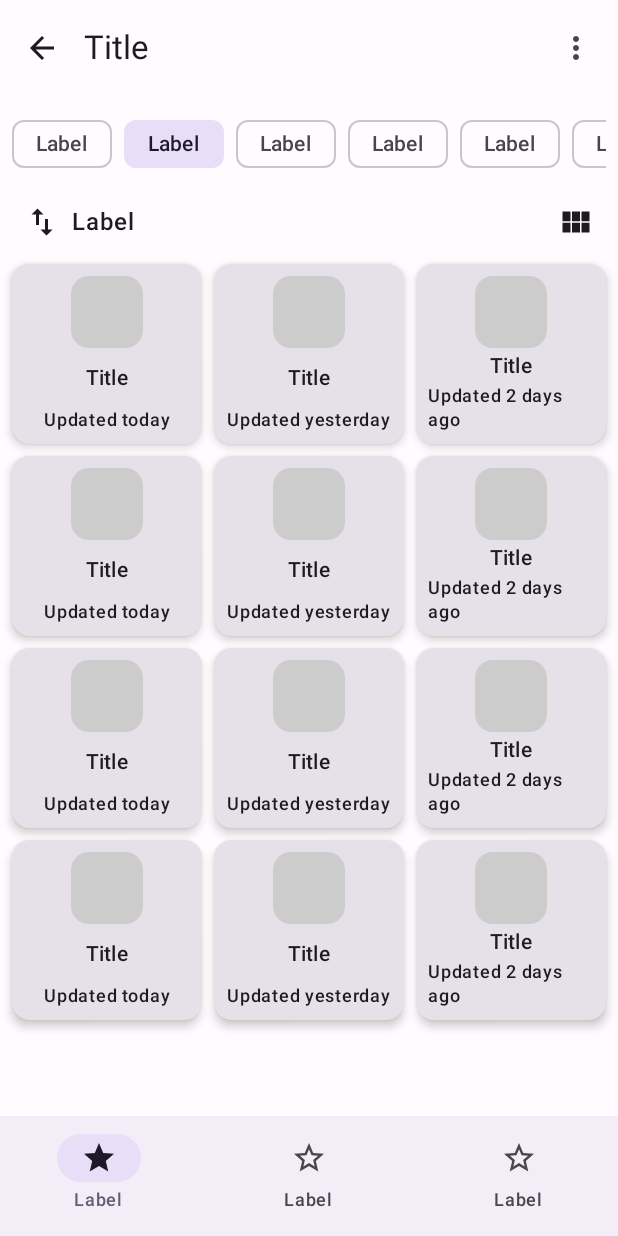
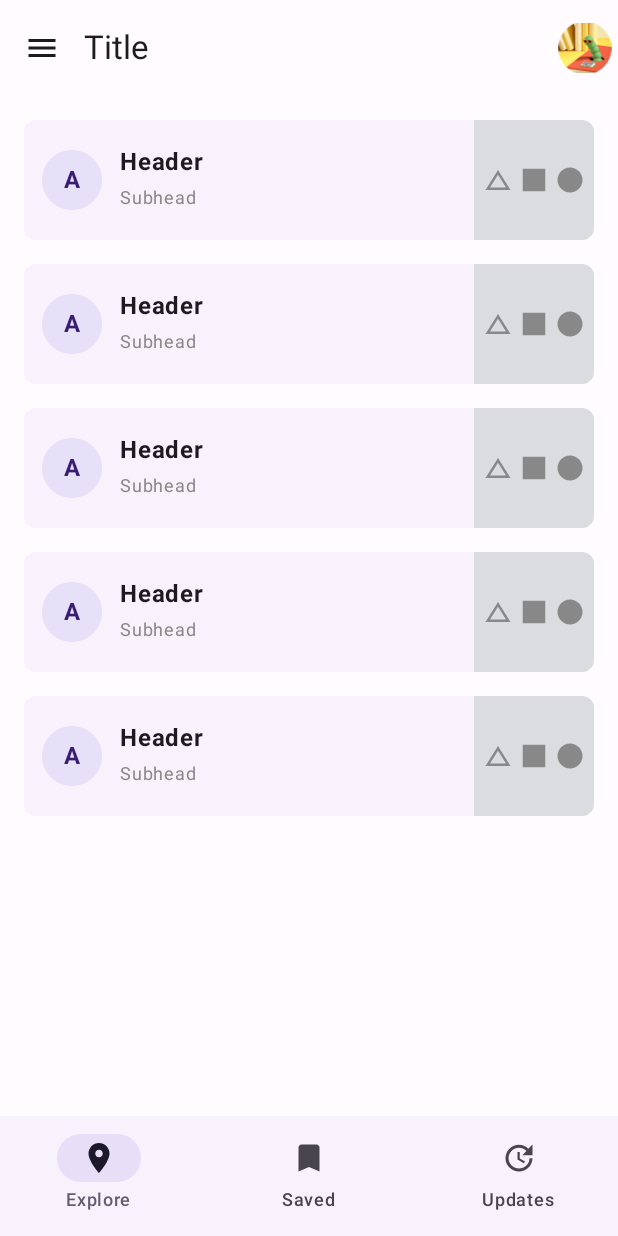
Before and after one commit to feardyr/ScoreBoardPing, an Android app built with Jetpack Compose: the screen it shows after launch (MainActivity), on a phone screen of 412 x 824 dp. Run offline under Robolectric (Android 15) with nearby library versions, the phone set to English and light mode, and no system bars; our stand-ins replace window size class.

Commit message:
Ajout mise ne page

```diff
--- /dev/null
+++ b/app/src/main/java/com/example/scoreboardping/ui/GameHomeScrenn.kt
@@ -0,0 +1,325 @@
+package com.example.scoreboardping.ui
+
+import androidx.compose.foundation.lazy.LazyColumn
+import androidx.compose.foundation.lazy.items
+import androidx.compose.foundation.Image
+import androidx.compose.ui.res.painterResource
+import androidx.compose.foundation.background
+import androidx.compose.foundation.content.MediaType.Companion.Image
+import androidx.compose.foundation.layout.Arrangement
+import androidx.compose.foundation.layout.Box
+import androidx.compose.foundation.layout.Column
+import androidx.compose.foundation.layout.Row
+import androidx.compose.foundation.layout.Spacer
+import androidx.compose.foundation.layout.fillMaxHeight
+import androidx.compose.foundation.layout.fillMaxSize
+import androidx.compose.foundation.layout.fillMaxWidth
+import androidx.compose.foundation.layout.height
+import androidx.compose.foundation.layout.padding
+import androidx.compose.foundation.layout.size
+import androidx.compose.foundation.layout.width
+import androidx.compose.foundation.rememberScrollState
+import androidx.compose.foundation.shape.CircleShape
+import androidx.compose.foundation.shape.RoundedCornerShape
+import androidx.compose.foundation.verticalScroll
+import androidx.compose.material.icons.Icons
+import androidx.compose.material.icons.filled.Bookmark
+import androidx.compose.material.icons.filled.ChangeHistory
+import androidx.compose.material.icons.filled.Chat
+import androidx.compose.material.icons.filled.Circle
+import androidx.compose.material.icons.filled.Edit
+import androidx.compose.material.icons.filled.Email
+import androidx.compose.material.icons.filled.Groups
+import androidx.compose.material.icons.filled.LocationOn
+import androidx.compose.material.icons.filled.Menu // Importation de l'icône Menu de Material Icons
+import androidx.compose.material.icons.filled.Square
+import androidx.compose.material.icons.filled.Update
+import androidx.compose.material.icons.filled.VideoCall
+import androidx.compose.material3.Button
+import androidx.compose.material3.ButtonDefaults
+import androidx.compose.material3.Card
+import androidx.compose.material3.CardDefaults
+import androidx.compose.material3.DrawerValue
+import androidx.compose.material3.ExperimentalMaterial3Api // Annotation pour TopAppBar
+import androidx.compose.material3.Icon
+import androidx.compose.material3.IconButton
+import androidx.compose.material3.ModalDrawerSheet
+import androidx.compose.material3.ModalNavigationDrawer // Remplace Drawer
+import androidx.compose.material3.NavigationBar // Remplace BottomNavigation
+import androidx.compose.material3.NavigationBarItem // Remplace BottomNavigationItem
+import androidx.compose.material3.OutlinedButton
+import androidx.compose.material3.Scaffold
+import androidx.compose.material3.Text
+import androidx.compose.material3.TopAppBar
+import androidx.compose.material3.rememberDrawerState // Remplace rememberScaffoldState().drawerState
+import androidx.compose.runtime.Composable
+import androidx.compose.runtime.rememberCoroutineScope // Utilisation de rememberCoroutineScope
+import androidx.compose.ui.Alignment
+import androidx.compose.ui.Modifier
+import androidx.compose.ui.draw.clip
+import androidx.compose.ui.graphics.Color
+import androidx.compose.ui.graphics.vector.ImageVector
+import androidx.compose.ui.res.painterResource
+import androidx.compose.ui.text.font.FontWeight
+import androidx.compose.ui.unit.dp
+import com.example.scoreboardping.R
+import kotlinx.coroutines.launch // Importation pour scope.launch
+import androidx.compose.foundation.layout.PaddingValues
+import androidx.compose.ui.unit.sp
+
+@OptIn(ExperimentalMaterial3Api::class) // Annotation pour l'utilisation de TopAppBar
+@Composable
+fun MainScreen() {
+    val drawerState = rememberDrawerState(initialValue = DrawerValue.Closed) // Utilisation de rememberDrawerState de Material 3
+    val scope = rememberCoroutineScope()
+
+    ModalNavigationDrawer( // Utilisation de ModalNavigationDrawer de Material 3
+        drawerState = drawerState,
+        drawerContent = {
+            ModalDrawerSheet { // Utilisation de ModalDrawerSheet de Material 3
+                DrawerContent()
+            }
+        },
+        content = {
+            Scaffold( // Utilisation de Scaffold de Material 3
+                topBar = {
+                    TopAppBar( // Utilisation de TopAppBar de Material 3
+                        title = { Text("Title") },
+                        navigationIcon = {
+                            IconButton(onClick = {
+                                scope.launch { drawerState.apply { if (isClosed) open() else close() } }
+                            }) {
+                                Icon(Icons.Default.Menu, contentDescription = null)
+                            }
+                        },
+                        actions = {
+                            Image(
+                                painter = painterResource(R.drawable.avatar),
+                                contentDescription = "Avatar",
+                                modifier = Modifier
+                                    .size(36.dp)
+                                    .clip(CircleShape)
+                            )
+                        }
+                        // Dans Material 3 TopAppBar, la couleur d'arrière-plan est gérée différemment via les couleurs du thème
+                        // ou des paramètres spécifiques si nécessaire. Pour un simple arrière-plan, vous pouvez utiliser containerColor.
+                        // containerColor = Color(0xFFF8F2FC) // Exemple de couleur d'arrière-plan si nécessaire
+                    )
+                },
+                bottomBar = {
+                    BottomNavigationBar()
+                },
+                content = { padding ->
+//                    MainCard(Modifier.padding(padding))7
+                    ListGames(Modifier.padding(padding))
+                }
+            )
+        }
+    )
+}
+
+
+@Composable
+fun DrawerContent() {
+    Column(
+        Modifier
+            .fillMaxHeight()
+            .background(Color(0xFFF8F2FC))
+            .padding(16.dp)
+    ) {
+        IconWithLabel(Icons.Default.Edit, "Edit", Color(0xFFF8DDEB))
+        Spacer(modifier = Modifier.height(16.dp))
+        IconWithLabel(Icons.Default.Email, "Mail")
+        IconWithLabel(Icons.Default.Chat, "Chat")
+        IconWithLabel(Icons.Default.Groups, "Spaces")
+        IconWithLabel(Icons.Default.VideoCall, "Meet")
+    }
+}
+
+@Composable
+fun IconWithLabel(icon: ImageVector, label: String, bgColor: Color = Color.Transparent) {
+    Row(
+        verticalAlignment = Alignment.CenterVertically,
+        modifier = Modifier
+            .fillMaxWidth()
+            .background(bgColor, shape = RoundedCornerShape(10.dp))
+            .padding(10.dp)
+    ) {
+        Icon(icon, contentDescription = null, tint = Color.Black)
+        Spacer(Modifier.width(12.dp))
+        Text(label, fontWeight = FontWeight.Bold)
+    }
+}
+
+@Composable
+fun ListGames(modifier: Modifier = Modifier) {
+    LazyColumn(
+        modifier = modifier.fillMaxSize(),
+        contentPadding = PaddingValues(16.dp),
+        verticalArrangement = Arrangement.spacedBy(16.dp)
+    ) {
+        items(5) {
+            //MainCard()
+            HeaderCard()
+        }
+    }
+}
+
+@Composable
+fun HeaderCard(modifier: Modifier = Modifier) {
+    Card(
+        shape = RoundedCornerShape(8.dp),
+        modifier = modifier
+            .fillMaxWidth()
+            .height(80.dp),
+        colors = CardDefaults.cardColors(containerColor = Color(0xFFF8F2FC))
+    ) {
+        Row(
+            verticalAlignment = Alignment.CenterVertically,
+            modifier = Modifier.fillMaxSize()
+        ) {
+            // Avatar
+            Box(
+                contentAlignment = Alignment.Center,
+                modifier = Modifier
+                    .padding(12.dp)
+                    .size(40.dp)
+                    .clip(CircleShape)
+                    .background(Color(0xFFE6E0F8))
+            ) {
+                Text("A", fontWeight = FontWeight.Bold, color = Color(0xFF381E72))
+            }
+
+            // Texts
+            Column(
+                verticalArrangement = Arrangement.Center,
+                modifier = Modifier
+                    .weight(1f)
+            ) {
+                Text("Header", fontWeight = FontWeight.Bold)
+                Text("Subhead", color = Color.Gray, fontSize = 12.sp)
+            }
+
+            // Shapes
+            Box(
+                modifier = Modifier
+                    .fillMaxHeight()
+                    .width(80.dp)
+                    .background(Color(0xFFDADCE0)), // Light grey area
+                contentAlignment = Alignment.Center
+            ) {
+                Row(
+                    horizontalArrangement = Arrangement.spacedBy(4.dp),
+                    verticalAlignment = Alignment.CenterVertically
+                ) {
+                    Icon(
+                        Icons.Default.ChangeHistory,
+                        contentDescription = "Triangle",
+                        tint = Color.Gray,
+                        modifier = Modifier.size(20.dp)
+                    )
+                    Icon(
+                        Icons.Default.Square,
+                        contentDescription = "Square",
+                        tint = Color.Gray,
+                        modifier = Modifier.size(20.dp)
+                    )
+                    Icon(
+                        Icons.Default.Circle,
+                        contentDescription = "Circle",
+                        tint = Color.Gray,
+                        modifier = Modifier.size(20.dp)
+                    )
+                }
+            }
+        }
+    }
+}
+
+
+@Composable
+fun MainCard(modifier: Modifier = Modifier) {
+    Card(
+        shape = RoundedCornerShape(20.dp),
+        elevation = CardDefaults.cardElevation(defaultElevation = 4.dp),
+        modifier = modifier
+            .fillMaxWidth()
+            .padding(16.dp)
+    ) {
+        Column(Modifier.padding(16.dp)) {
+            Row(verticalAlignment = Alignment.CenterVertically) {
+                CircleAvatar("A")
+                Spacer(Modifier.width(12.dp))
+                Column {
+                    Text("Header", fontWeight = FontWeight.Bold)
+                    Text("Subhead", color = Color.Gray)
+                }
+            }
+            Spacer(Modifier.height(12.dp))
+            Box(
+                modifier = Modifier
+                    .fillMaxWidth()
+                    .height(120.dp)
+                    .background(Color.LightGray)
+            ) {
+                // Fake image shapes
+                Icon(Icons.Default.ChangeHistory, contentDescription = null, modifier = Modifier.align(Alignment.TopCenter))
+                Icon(Icons.Default.Square, contentDescription = null, modifier = Modifier.align(Alignment.CenterStart))
+                Icon(Icons.Default.Circle, contentDescription = null, modifier = Modifier.align(Alignment.CenterEnd))
+            }
+            Spacer(Modifier.height(12.dp))
+            Text("Title", fontWeight = FontWeight.Bold)
+            Text("Subtitle", color = Color.Gray)
+            Text("Lorem ipsum dolor sit amet, consectetur adipiscing elit, sed do eiusmod tempor")
+            Spacer(Modifier.height(8.dp))
+            Row {
+                OutlinedButton(onClick = {}) {
+                    Text("Enabled")
+                }
+                Spacer(Modifier.width(8.dp))
+                Button(onClick = {}, colors = ButtonDefaults.buttonColors(containerColor = Color(0xFF6654A6))) {
+                    Text("Enabled")
+                }
+            }
+        }
+    }
+}
+
+
+
+@Composable
+fun CircleAvatar(letter: String) {
+    Box(
+        contentAlignment = Alignment.Center,
+        modifier = Modifier
+            .size(40.dp)
+            .clip(CircleShape)
+            .background(Color(0xFFE0F8E7))
+    ) {
+        Text(letter, color = Color.Black, fontWeight = FontWeight.Bold)
+    }
+}
+
+@Composable
+fun BottomNavigationBar() {
+    NavigationBar(containerColor = Color(0xFFF8F2FC)) { // Utilisation de NavigationBar et containerColor pour Material 3
+        NavigationBarItem( // Utilisation de NavigationBarItem pour Material 3
+            icon = { Icon(Icons.Default.LocationOn, contentDescription = null) },
+            selected = true,
+            onClick = { },
+            label = { Text("Explore") }
+        )
+        NavigationBarItem( // Utilisation de NavigationBarItem pour Material 3
+            icon = { Icon(Icons.Default.Bookmark, contentDescription = null) },
+            selected = false,
+            onClick = { },
+            label = { Text("Saved") }
+        )
+        NavigationBarItem( // Utilisation de NavigationBarItem pour Material 3
+            icon = { Icon(Icons.Default.Update, contentDescription = null) },
+            selected = false,
+            onClick = { },
+            label = { Text("Updates") }
+        )
+    }
+}
--- a/app/src/main/java/com/example/scoreboardping/ui/ScoreHomeScreen.kt
+++ b/app/src/main/java/com/example/scoreboardping/ui/ScoreHomeScreen.kt
@@ -48,6 +48,8 @@ fun ScoreHomeScreen(
     }
 }
 
+
+
 @Preview(showBackground = true)
 @Composable
 fun HomeLayout(
@@ -84,6 +86,7 @@ fun HomeLayout(
         }
     }
 }
+
 private data class NavigationItemContent(
     val icon: ImageVector,
     val Nom: String,
--- a/gradle/libs.versions.toml
+++ b/gradle/libs.versions.toml
@@ -1,5 +1,5 @@
 [versions]
-agp = "8.9.0"
+agp = "8.9.2"
 kotlin = "2.0.21"
 coreKtx = "1.10.1"
 junit = "4.13.2"
@@ -9,6 +9,8 @@ lifecycleRuntimeKtx = "2.6.1"
 activityCompose = "1.8.0"
 composeBom = "2024.09.00"
 material3WindowSizeClassAndroid = "1.3.1"
+lifecycleRuntimeAndroid = "2.8.7"
+lifecycleRuntimeComposeAndroid = "2.8.7"
 
 [libraries]
 androidx-core-ktx = { group = "androidx.core", name = "core-ktx", version.ref = "coreKtx" }
@@ -26,6 +28,8 @@ androidx-ui-test-manifest = { group = "androidx.compose.ui", name = "ui-test-man
 androidx-ui-test-junit4 = { group = "androidx.compose.ui", name = "ui-test-junit4" }
 androidx-material3 = { group = "androidx.compose.material3", name = "material3" }
 androidx-material3-window-size-class1-android = { group = "androidx.compose.material3", name = "material3-window-size-class-android", version.ref = "material3WindowSizeClassAndroid" }
+androidx-lifecycle-runtime-android = { group = "androidx.lifecycle", name = "lifecycle-runtime-android", version.ref = "lifecycleRuntimeAndroid" }
+androidx-lifecycle-runtime-compose-android = { group = "androidx.lifecycle", name = "lifecycle-runtime-compose-android", version.ref = "lifecycleRuntimeComposeAndroid" }
 
 [plugins]
 android-application = { id = "com.android.application", version.ref = "agp" }
```
Also changed, not shown: app/build.gradle.kts (+8 -0 lines), app/src/main/java/com/example/scoreboardping/MainActivity.kt (+36 -78 lines), app/src/main/java/com/example/scoreboardping/ui/NavigationScreen.kt (added, +188 -0 lines), app/src/main/java/com/example/scoreboardping/ui/NavigationViewModel.kt (added, +15 -0 lines), app/src/main/res/drawable-nodpi/avatar2.png (added), app/src/main/res/drawable/avatar.png (added).
